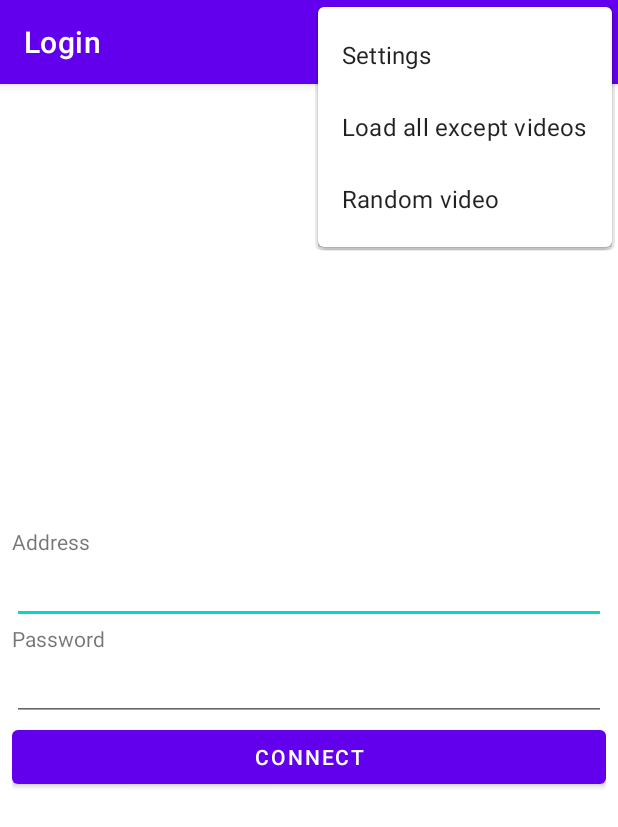
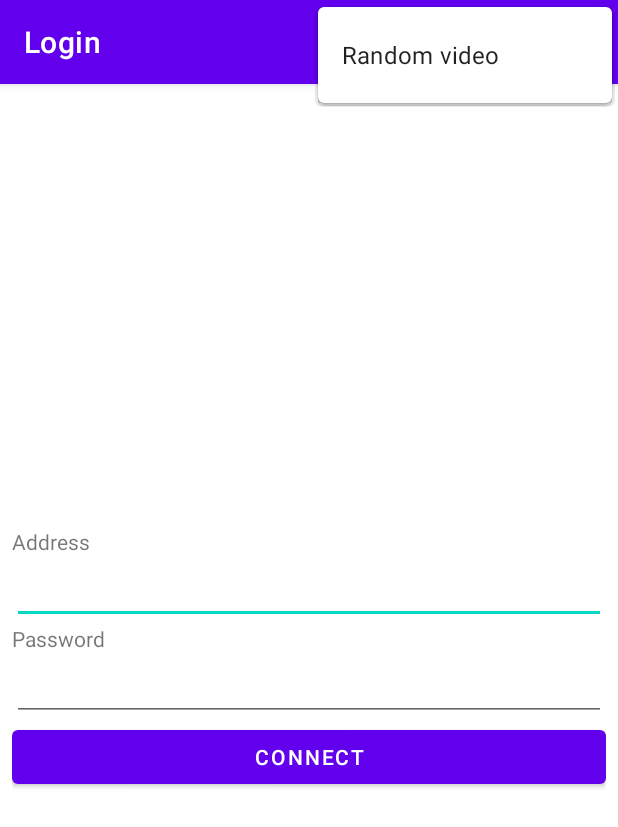
Before and after one commit to AiluropodaMicrota/PV-Mobile, an Android app: the screen it shows after launch (MainActivity), with the options menu open, on a phone screen of 412 x 824 dp. Shown: the top 827 px of the screen. Run offline under Robolectric (Android 15) with nearby library versions, the light colour scheme and no system bars; our stand-ins replace Volley; libraries missing offline, so code that uses them is left out: com.koushikdutta.async, com.koushikdutta.ion, com.mikepenz.iconics, com.mikepenz.materialdrawer; plain views replace MaterialDrawerSliderView; pictures from the network do not load; 6 statements that could not run were skipped.

Commit message:
Removed unused menu options

```diff
--- a/app/build.gradle
+++ b/app/build.gradle
@@ -12,7 +12,7 @@ android {
         minSdkVersion 19
         targetSdkVersion 30
         versionCode 1
-        versionName "1.0"
+        versionName "0.1.0"
         multiDexEnabled = true
 
         testInstrumentationRunner "androidx.test.runner.AndroidJUnitRunner"
--- a/app/src/main/java/com/th/pv/MainActivity.kt
+++ b/app/src/main/java/com/th/pv/MainActivity.kt
@@ -122,10 +122,7 @@ class MainActivity : AppCompatActivity() {
             findNavController(R.id.nav_host_fragment).navigate(R.id.videoPlayer, bundle)
         }
 
-        return when (item.itemId) {
-            R.id.action_settings -> true
-            else -> super.onOptionsItemSelected(item)
-        }
+        return super.onOptionsItemSelected(item)
     }
 
     fun update() {
--- a/app/src/main/res/menu/menu_main.xml
+++ b/app/src/main/res/menu/menu_main.xml
@@ -2,18 +2,6 @@
     xmlns:app="http://schemas.android.com/apk/res-auto"
     xmlns:tools="http://schemas.android.com/tools"
     tools:context="com.th.pv.MainActivity">
-
-    <item
-        android:id="@+id/action_settings"
-        android:orderInCategory="102"
-        android:title="@string/action_settings"
-        app:showAsAction="never" />
-
-    <item
-        android:id="@+id/action_load_all_except_videos"
-        android:orderInCategory="102"
-        android:title="Load all except videos"
-        app:showAsAction="never" />
 
     <item
         android:id="@+id/action_random_video"
```
